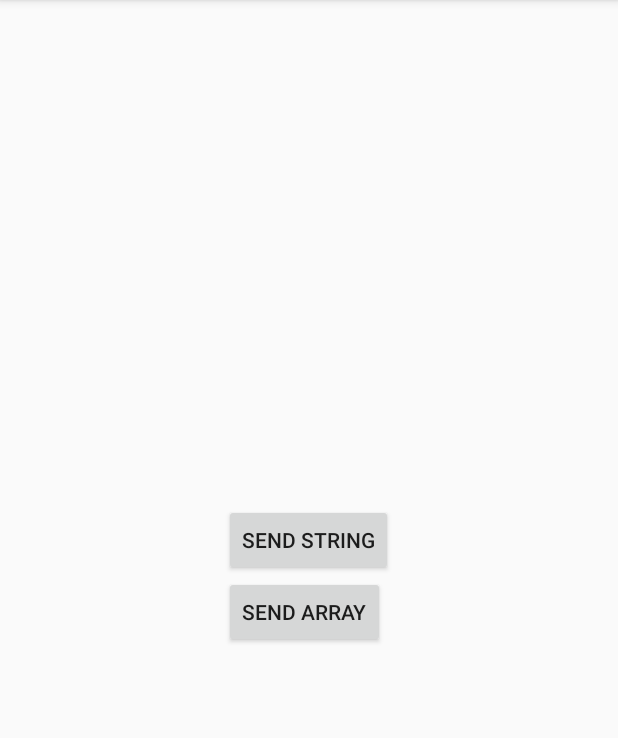
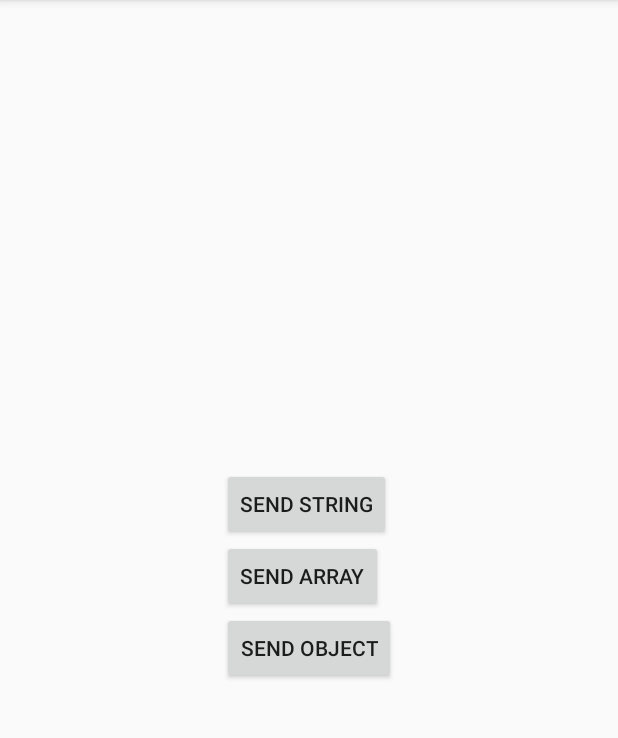
Before and after one commit to phamtanphat/IntentSendData02062020, an Android app: the screen it shows after launch (MainActivity), on a phone screen of 412 x 824 dp, the part 84-822 px from its top. Run offline under Robolectric (Android 15) with nearby library versions, the phone set to English and light mode, and no system bars.

Commit message:
send serialziable

```diff
--- a/app/src/main/java/com/example/intentsenddata02062020/AppConstant.java
+++ b/app/src/main/java/com/example/intentsenddata02062020/AppConstant.java
@@ -3,4 +3,5 @@ package com.example.intentsenddata02062020;
 public class AppConstant {
     public static final String KEY_CHUOI = "chuoi";
     public static final String KEY_ARRAY = "array";
+    public static final String KEY_OBJECT = "object";
 }
--- a/app/src/main/java/com/example/intentsenddata02062020/MainActivity.java
+++ b/app/src/main/java/com/example/intentsenddata02062020/MainActivity.java
@@ -9,7 +9,7 @@ import android.widget.Button;
 
 public class MainActivity extends AppCompatActivity {
 
-    Button mBtnSendString , mBtnSendArray;
+    Button mBtnSendString , mBtnSendArray , mBtnSendObject;
     @Override
     protected void onCreate(Bundle savedInstanceState) {
         super.onCreate(savedInstanceState);
@@ -17,6 +17,7 @@ public class MainActivity extends AppCompatActivity {
 
         mBtnSendString = findViewById(R.id.buttonSendString);
         mBtnSendArray = findViewById(R.id.buttonSendArray);
+        mBtnSendObject = findViewById(R.id.buttonSendObject);
 
         mBtnSendString.setOnClickListener(new View.OnClickListener() {
             @Override
@@ -35,5 +36,16 @@ public class MainActivity extends AppCompatActivity {
                 startActivity(intent);
             }
         });
+        mBtnSendObject.setOnClickListener(new View.OnClickListener() {
+            @Override
+            public void onClick(View v) {
+                Sinhvien sinhvien = new Sinhvien();
+                sinhvien.age = 25;
+                sinhvien.name = "Nguyen Van A";
+                Intent intent = new Intent(MainActivity.this,MainActivity2.class);
+                intent.putExtra(AppConstant.KEY_OBJECT,sinhvien);
+                startActivity(intent);
+            }
+        });
     }
 }
--- a/app/src/main/res/layout/activity_main.xml
+++ b/app/src/main/res/layout/activity_main.xml
@@ -19,5 +19,11 @@
         android:text="Send Array"
         android:layout_width="wrap_content"
         android:layout_height="wrap_content"/>
+    <Button
+        android:layout_below="@id/buttonSendArray"
+        android:id="@+id/buttonSendObject"
+        android:text="Send Object"
+        android:layout_width="wrap_content"
+        android:layout_height="wrap_content"/>
 
 </RelativeLayout>
```
Also changed, not shown: app/src/main/java/com/example/intentsenddata02062020/MainActivity2.java (+8 -2 lines), app/src/main/java/com/example/intentsenddata02062020/Sinhvien.java (added, +8 -0 lines).
